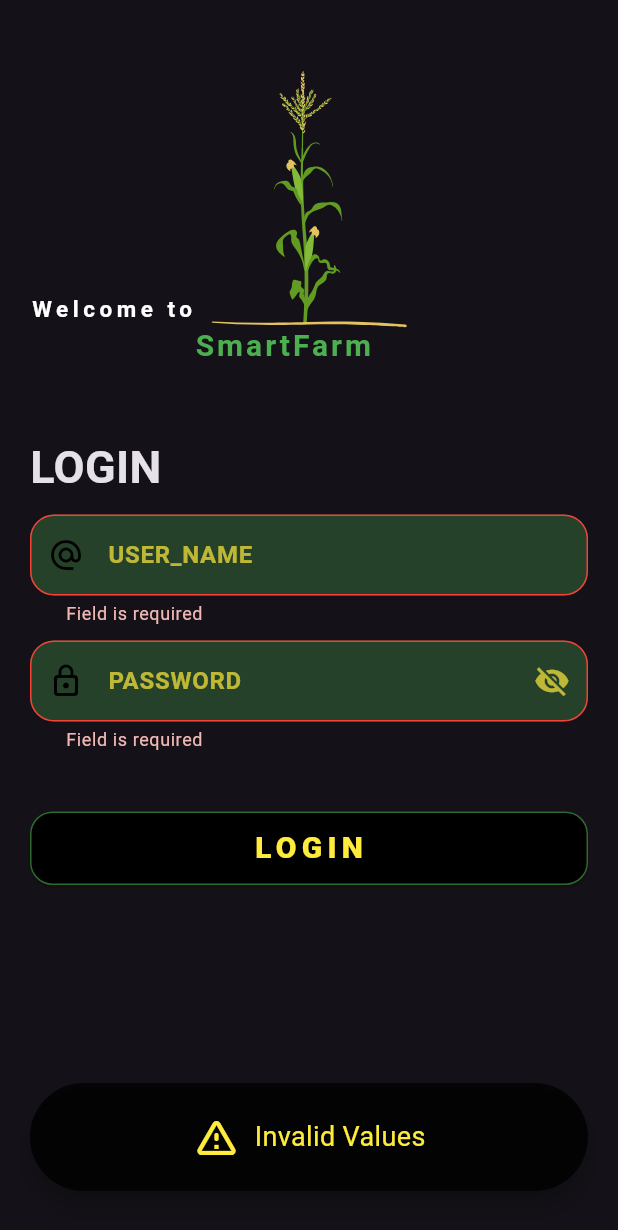
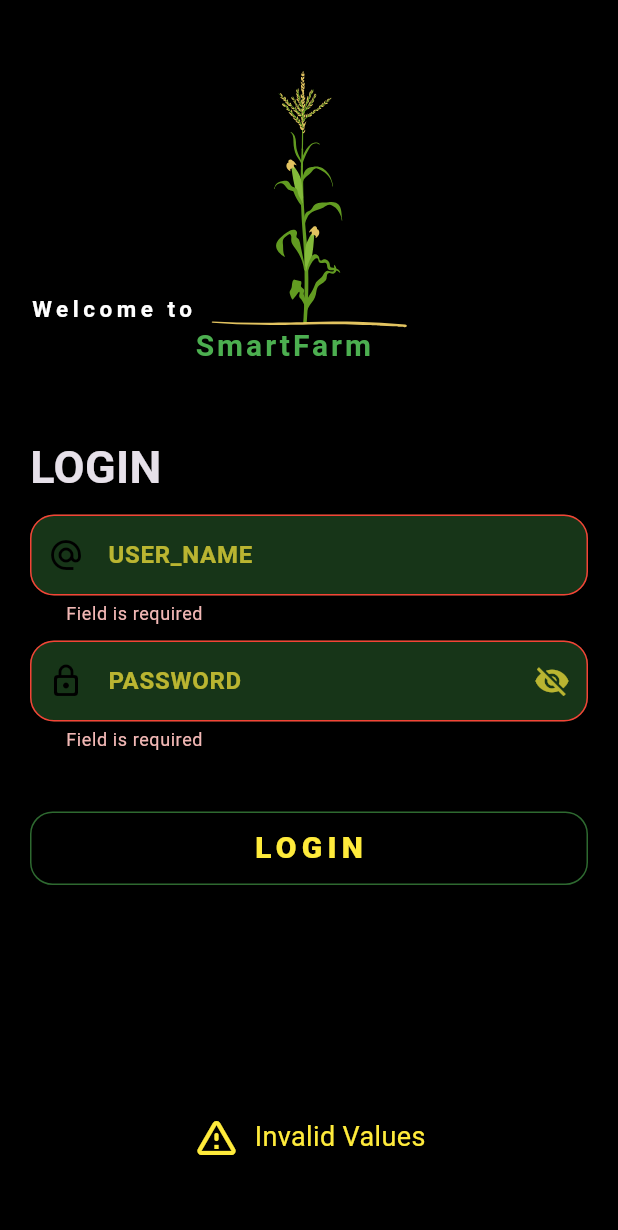
Before and after one commit to ahmedelshahed21/Smart_Farm_App, a Flutter app: the screen it shows after launch, after a tap on "LOGIN", on a phone screen of 412 x 824 dp. Shown: the top 1230 px of the screen. Run offline on Flutter 3.47's test engine with Material 3 defaults, Android fonts, the phone set to English and light mode, and no system bars; our stand-ins replace animated_splash_screen, lottie, page_transition, percent_indicator, sleek_circular_slider.

Commit message:
Commit 8

```diff
--- a/lib/features/custom plant/presentation/views/custom_plants_view.dart
+++ b/lib/features/custom plant/presentation/views/custom_plants_view.dart
@@ -1,5 +1,4 @@
 import 'package:flutter/material.dart';
-import 'package:smart_farm/core/components/return_icon_button.dart';
 import 'package:smart_farm/core/utils/assets_app.dart';
 import 'package:smart_farm/features/custom%20plant/presentation/views/widgets/custom_item.dart';
 import 'package:smart_farm/features/custom%20plant/presentation/views/custom_plant_form_view.dart';
@@ -23,8 +22,6 @@ class _AddingCustomPlantViewState extends State<AddingCustomPlantView> {
     const CategoryModel categoryModel=CategoryModel(plantName: 'Custom',image: ImagesApp.wheatImage);
     return Scaffold(
       appBar: AppBar(
-        automaticallyImplyLeading: false,
-        leading: const ReturnIconButton(),
         title: const Text('Custom Plant',
           style: TextStyle(
             fontWeight: FontWeight.bold
--- a/lib/features/home/presentation/views/home_view.dart
+++ b/lib/features/home/presentation/views/home_view.dart
@@ -10,7 +10,6 @@ class HomeView extends StatelessWidget{
   @override
   Widget build(BuildContext context) {
     return Scaffold(
-      backgroundColor: Colors.black,
       appBar: AppBar(
         title: const Text('SmartFarm',
           style: TextStyle(
--- a/lib/main.dart
+++ b/lib/main.dart
@@ -1,22 +1,26 @@
 import 'package:flutter/material.dart';
+import 'package:smart_farm/core/components/return_icon_button.dart';
 import 'package:smart_farm/features/splash/presentation/views/splash_view.dart';
 import 'package:smart_farm/features/custom%20plant/presentation/views/custom_plant_form_view.dart';
 import 'package:smart_farm/features/custom%20plant/presentation/views/custom_plants_view.dart';
 import 'package:smart_farm/features/home/presentation/views/home_view.dart';
-import 'package:smart_farm/screens/manual_control_screen.dart';
-import 'package:smart_farm/screens/percentages_screen.dart';
+import 'package:smart_farm/screens/manual_control_view.dart';
+import 'package:smart_farm/screens/percentages_view.dart';
 //import 'package:smart_farm/screens/plant_data_view.dart';
 
 void main() {
   runApp(
      MaterialApp(
-       theme: ThemeData.dark(),
+       theme: ThemeData.dark().copyWith(
+           scaffoldBackgroundColor: Colors.black,
+           appBarTheme: const AppBarTheme(backgroundColor: Colors.black),
+           actionIconTheme: ActionIconThemeData(backButtonIconBuilder: (context) => const ReturnIconButton())),
        routes: {
          HomeView.id:(context) => const HomeView(),
          AddingCustomPlantView.id:(context) => const AddingCustomPlantView(),
          CustomPlantFormView.id:(context) => const CustomPlantFormView(),
-         PercentagesScreen.id:(context) => const PercentagesScreen(),
-         ManualControlScreen.id:(context) => const ManualControlScreen(),
+         PercentagesView.id:(context) => const PercentagesView(),
+         ManualControlView.id:(context) => const ManualControlView(),
        },
        debugShowCheckedModeBanner: false,
       home: const SplashView()
```
Also changed, not shown: lib/features/plant/presentation/views/plant_view.dart (+4 -9 lines), lib/screens/manual_control_view.dart (renamed from lib/screens/manual_control_screen.dart, +6 -9 lines), lib/screens/percentages_view.dart (renamed from lib/screens/percentages_screen.dart, +4 -7 lines).
